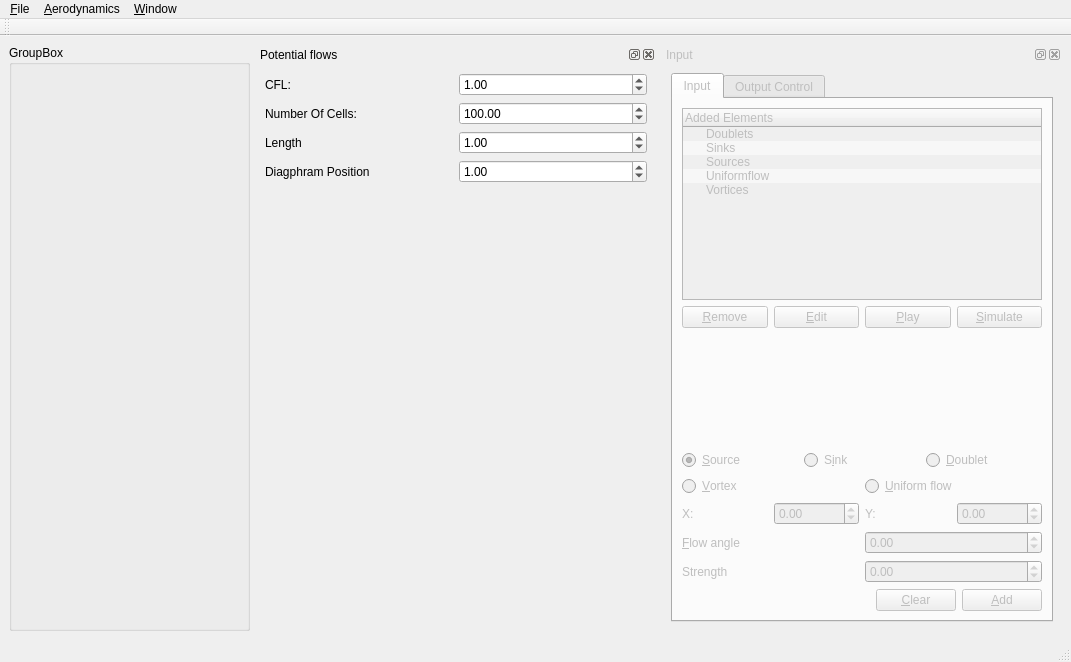
The window that ui/mainwindow.ui (devakumar/EduAerospace) describes before a commit, drawn with Qt 5.
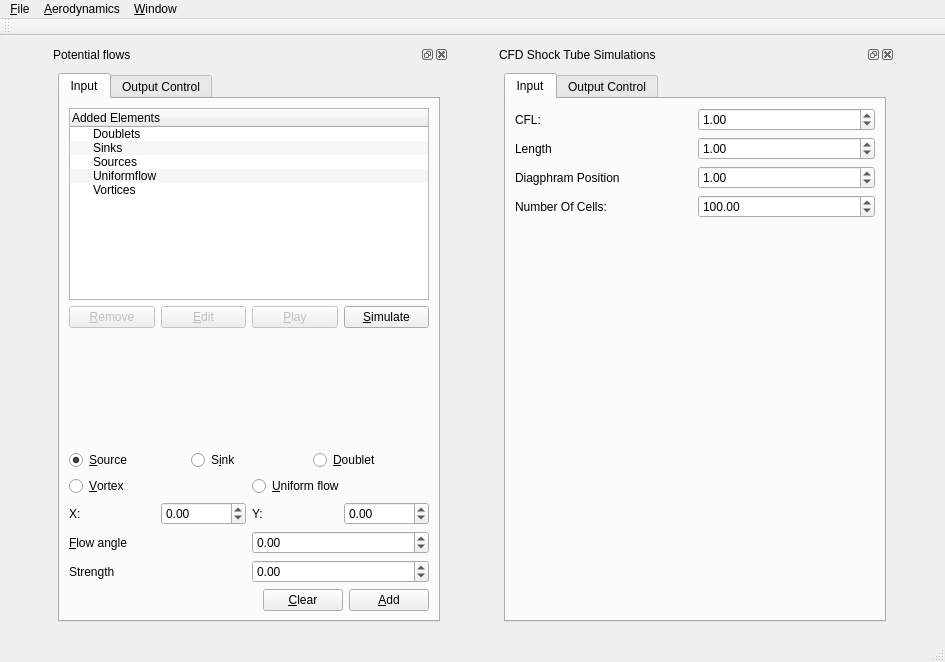
The same window after the commit.

Commit message: Integrated cfd input files sent by mustafa into main GUI. Mustafa can start working from the GUI now. For the window to be activated choose CFD under Aerodynamics in main tool bar

Patch:
```diff
--- a/ui/mainwindow.ui
+++ b/ui/mainwindow.ui
@@ -9,7 +9,7 @@
    <rect>
     <x>0</x>
     <y>0</y>
-    <width>1071</width>
+    <width>945</width>
     <height>662</height>
    </rect>
   </property>
@@ -48,14 +48,7 @@
        <enum>QLayout::SetMaximumSize</enum>
       </property>
       <item>
-       <widget class="QGroupBox" name="groupBox">
-        <property name="title">
-         <string>GroupBox</string>
-        </property>
-       </widget>
-      </item>
-      <item>
-       <widget class="QDockWidget" name="Input_Dock_2">
+       <widget class="QDockWidget" name="InputPotentialFlows_Dock">
         <property name="enabled">
          <bool>true</bool>
         </property>
@@ -95,183 +88,6 @@
         <property name="windowTitle">
          <string>Potential flows</string>
         </property>
-        <widget class="QWidget" name="dockWidgetContents_4">
-         <layout class="QVBoxLayout" name="verticalLayout_4">
-          <item>
-           <layout class="QHBoxLayout" name="horizontalLayout_14">
-            <item>
-             <widget class="QLabel" name="label_X_3">
-              <property name="text">
-               <string>CFL:</string>
-              </property>
-              <property name="buddy">
-               <cstring>lineEdit_X</cstring>
-              </property>
-             </widget>
-            </item>
-            <item>
-             <widget class="QDoubleSpinBox" name="doubleSpinBox_CFL_1">
-              <property name="decimals">
-               <number>2</number>
-              </property>
-              <property name="minimum">
-               <double>0.000000000000000</double>
-              </property>
-              <property name="maximum">
-               <double>100000.000000000000000</double>
-              </property>
-              <property name="singleStep">
-               <double>0.100000000000000</double>
-              </property>
-              <property name="value">
-               <double>1.000000000000000</double>
-              </property>
-             </widget>
-            </item>
-           </layout>
-          </item>
-          <item>
-           <layout class="QHBoxLayout" name="horizontalLayout_13">
-            <item>
-             <widget class="QLabel" name="label_X_2">
-              <property name="text">
-               <string>Number Of Cells:</string>
-              </property>
-              <property name="buddy">
-               <cstring>lineEdit_X</cstring>
-              </property>
-             </widget>
-            </item>
-            <item>
-             <widget class="QDoubleSpinBox" name="doubleSpinBox_cellNum_1">
-              <property name="minimum">
-               <double>1.000000000000000</double>
-              </property>
-              <property name="maximum">
-               <double>1000000000.000000000000000</double>
-              </property>
-              <property name="singleStep">
-               <double>10.000000000000000</double>
-              </property>
-              <property name="value">
-               <double>100.000000000000000</double>
-              </property>
-             </widget>
-            </item>
-           </layout>
-          </item>
-          <item>
-           <layout class="QHBoxLayout" name="horizontalLayout_15">
-            <item>
-             <widget class="QLabel" name="label_X_4">
-              <property name="text">
-               <string>Length</string>
-              </property>
-              <property name="buddy">
-               <cstring>lineEdit_X</cstring>
-              </property>
-             </widget>
-            </item>
-            <item>
-             <widget class="QDoubleSpinBox" name="doubleSpinBox_Length_2">
-              <property name="minimum">
-               <double>0.000000000000000</double>
-              </property>
-              <property name="maximum">
-               <double>1000000000.000000000000000</double>
-              </property>
-              <property name="singleStep">
-               <double>1.000000000000000</double>
-              </property>
-              <property name="value">
-               <double>1.000000000000000</double>
-              </property>
-             </widget>
-            </item>
-           </layout>
-          </item>
-          <item>
-           <layout class="QHBoxLayout" name="horizontalLayout_16">
-            <item>
-             <widget class="QLabel" name="label_X_5">
-              <property name="text">
-               <string>Diagphram Position</string>
-              </property>
-              <property name="buddy">
-               <cstring>lineEdit_X</cstring>
-              </property>
-             </widget>
-            </item>
-            <item>
-             <widget class="QDoubleSpinBox" name="doubleSpinBox_diphrmPostn">
-              <property name="minimum">
-               <double>0.000000000000000</double>
-              </property>
-              <property name="maximum">
-               <double>1000000000.000000000000000</double>
-              </property>
-              <property name="singleStep">
-               <double>1.000000000000000</double>
-              </property>
-              <property name="value">
-               <double>1.000000000000000</double>
-              </property>
-             </widget>
-            </item>
-           </layout>
-          </item>
-          <item>
-           <spacer name="verticalSpacer_2">
-            <property name="orientation">
-             <enum>Qt::Vertical</enum>
-            </property>
-            <property name="sizeHint" stdset="0">
-             <size>
-              <width>20</width>
-              <height>40</height>
-             </size>
-            </property>
-           </spacer>
-          </item>
-         </layout>
-        </widget>
-       </widget>
-      </item>
-      <item>
-       <widget class="QDockWidget" name="Dock_potentialFlows">
-        <property name="enabled">
-         <bool>false</bool>
-        </property>
-        <property name="sizePolicy">
-         <sizepolicy hsizetype="Preferred" vsizetype="Expanding">
-          <horstretch>0</horstretch>
-          <verstretch>0</verstretch>
-         </sizepolicy>
-        </property>
-        <property name="maximumSize">
-         <size>
-          <width>400</width>
-          <height>524287</height>
-         </size>
-        </property>
-        <property name="autoFillBackground">
-         <bool>false</bool>
-        </property>
-        <property name="inputMethodHints">
-         <set>Qt::ImhNone</set>
-        </property>
-        <property name="floating">
-         <bool>false</bool>
-        </property>
-        <property name="features">
-         <set>QDockWidget::AllDockWidgetFeatures</set>
-        </property>
-        <property name="allowedAreas">
-         <set>Qt::NoDockWidgetArea</set>
-        </property>
-        <property name="windowTitle">
-         <string>Input</string>
-        </property>
         <widget class="QWidget" name="dockWidgetContents_3">
          <layout class="QVBoxLayout" name="verticalLayout_2">
           <item>
@@ -866,6 +682,232 @@
         </widget>
        </widget>
       </item>
+      <item>
+       <widget class="QDockWidget" name="InputCFD_Dock">
+        <property name="enabled">
+         <bool>true</bool>
+        </property>
+        <property name="sizePolicy">
+         <sizepolicy hsizetype="Expanding" vsizetype="Expanding">
+          <horstretch>0</horstretch>
+          <verstretch>0</verstretch>
+         </sizepolicy>
+        </property>
+        <property name="minimumSize">
+         <size>
+          <width>400</width>
+          <height>423</height>
+         </size>
+        </property>
+        <property name="maximumSize">
+         <size>
+          <width>400</width>
+          <height>524287</height>
+         </size>
+        </property>
+        <property name="autoFillBackground">
+         <bool>false</bool>
+        </property>
+        <property name="inputMethodHints">
+         <set>Qt::ImhNone</set>
+        </property>
+        <property name="floating">
+         <bool>false</bool>
+        </property>
+        <property name="features">
+         <set>QDockWidget::AllDockWidgetFeatures</set>
+        </property>
+        <property name="allowedAreas">
+         <set>Qt::NoDockWidgetArea</set>
+        </property>
+        <property name="windowTitle">
+         <string>CFD Shock Tube Simulations</string>
+        </property>
+        <widget class="QWidget" name="dockWidgetContents_5">
+         <layout class="QVBoxLayout" name="verticalLayout_6">
+          <item>
+           <widget class="QTabWidget" name="tabWidget_cfdInput">
+            <property name="enabled">
+             <bool>true</bool>
+            </property>
+            <property name="sizePolicy">
+             <sizepolicy hsizetype="Expanding" vsizetype="Expanding">
+              <horstretch>0</horstretch>
+              <verstretch>0</verstretch>
+             </sizepolicy>
+            </property>
+            <property name="maximumSize">
+             <size>
+              <width>400</width>
+              <height>16777215</height>
+             </size>
+            </property>
+            <property name="tabPosition">
+             <enum>QTabWidget::North</enum>
+            </property>
+            <property name="tabShape">
+             <enum>QTabWidget::Rounded</enum>
+            </property>
+            <property name="currentIndex">
+             <number>0</number>
+            </property>
+            <property name="tabsClosable">
+             <bool>false</bool>
+            </property>
+            <widget class="QWidget" name="tab_potInput_2">
+             <attribute name="title">
+              <string>Input</string>
+             </attribute>
+             <layout class="QVBoxLayout" name="verticalLayout_7">
+              <item>
+               <layout class="QHBoxLayout" name="horizontalLayout_19">
+                <item>
+                 <widget class="QLabel" name="label_cfl">
+                  <property name="text">
+                   <string>CFL:</string>
+                  </property>
+                  <property name="buddy">
+                   <cstring>doubleSpinBox_CFL</cstring>
+                  </property>
+                 </widget>
+                </item>
+                <item>
+                 <widget class="QDoubleSpinBox" name="doubleSpinBox_CFL">
+                  <property name="decimals">
+                   <number>2</number>
+                  </property>
+                  <property name="minimum">
+                   <double>0.000000000000000</double>
+                  </property>
+                  <property name="maximum">
+                   <double>100000.000000000000000</double>
+                  </property>
+                  <property name="singleStep">
+                   <double>0.100000000000000</double>
+                  </property>
+                  <property name="value">
+                   <double>1.000000000000000</double>
+                  </property>
+                 </widget>
+                </item>
+               </layout>
+              </item>
+              <item>
+               <layout class="QHBoxLayout" name="horizontalLayout_20">
+                <item>
+                 <widget class="QLabel" name="label_cfdLength">
+                  <property name="text">
+                   <string>Length</string>
+                  </property>
+                  <property name="buddy">
+                   <cstring>doubleSpinBox_cfdLength</cstring>
+                  </property>
+                 </widget>
+                </item>
+                <item>
+                 <widget class="QDoubleSpinBox" name="doubleSpinBox_cfdLength">
+                  <property name="minimum">
+                   <double>0.000000000000000</double>
+                  </property>
+                  <property name="maximum">
+                   <double>1000000000.000000000000000</double>
+                  </property>
+                  <property name="singleStep">
+                   <double>1.000000000000000</double>
+                  </property>
+                  <property name="value">
+                   <double>1.000000000000000</double>
+                  </property>
+                 </widget>
+                </item>
+               </layout>
+              </item>
+              <item>
+               <layout class="QHBoxLayout" name="horizontalLayout_21">
+                <item>
+                 <widget class="QLabel" name="label_cfdDiaphramPosition">
+                  <property name="text">
+                   <string>Diagphram Position</string>
+                  </property>
+                  <property name="buddy">
+                   <cstring>doubleSpinBox_cfdDiphrmPostn</cstring>
+                  </property>
+                 </widget>
+                </item>
+                <item>
+                 <widget class="QDoubleSpinBox" name="doubleSpinBox_cfdDiphrmPostn">
+                  <property name="minimum">
+                   <double>0.000000000000000</double>
+                  </property>
+                  <property name="maximum">
+                   <double>1000000000.000000000000000</double>
+                  </property>
+                  <property name="singleStep">
+                   <double>1.000000000000000</double>
+                  </property>
+                  <property name="value">
+                   <double>1.000000000000000</double>
+                  </property>
+                 </widget>
+                </item>
+               </layout>
+              </item>
+              <item>
+               <layout class="QHBoxLayout" name="horizontalLayout_22">
+                <item>
+                 <widget class="QLabel" name="label_cfdNoOfCells">
+                  <property name="text">
+                   <string>Number Of Cells:</string>
+                  </property>
+                  <property name="buddy">
+                   <cstring>doubleSpinBox_cfdcellNum</cstring>
+                  </property>
+                 </widget>
+                </item>
+                <item>
+                 <widget class="QDoubleSpinBox" name="doubleSpinBox_cfdcellNum">
+                  <property name="minimum">
+                   <double>1.000000000000000</double>
+                  </property>
+                  <property name="maximum">
+                   <double>1000000000.000000000000000</double>
+                  </property>
+                  <property name="singleStep">
+                   <double>10.000000000000000</double>
+                  </property>
+                  <property name="value">
+                   <double>100.000000000000000</double>
+                  </property>
+                 </widget>
+                </item>
+               </layout>
+              </item>
+              <item>
+               <spacer name="verticalSpacer_2">
+                <property name="orientation">
+                 <enum>Qt::Vertical</enum>
+                </property>
+                <property name="sizeHint" stdset="0">
+                 <size>
+                  <width>20</width>
+                  <height>40</height>
+                 </size>
+                </property>
+               </spacer>
+              </item>
+             </layout>
+            </widget>
+            <widget class="QWidget" name="tab_potOutputControl_2">
+             <attribute name="title">
+              <string>Output Control</string>
+             </attribute>
+            </widget>
+           </widget>
+          </item>
+         </layout>
+        </widget>
+       </widget>
+      </item>
      </layout>
     </item>
    </layout>
@@ -875,7 +917,7 @@
     <rect>
      <x>0</x>
      <y>0</y>
-     <width>1071</width>
+     <width>945</width>
      <height>25</height>
     </rect>
    </property>
```
Left out of the diff: 50 changed lines with no effect on the pictures. The commit also changes 8 other files.
